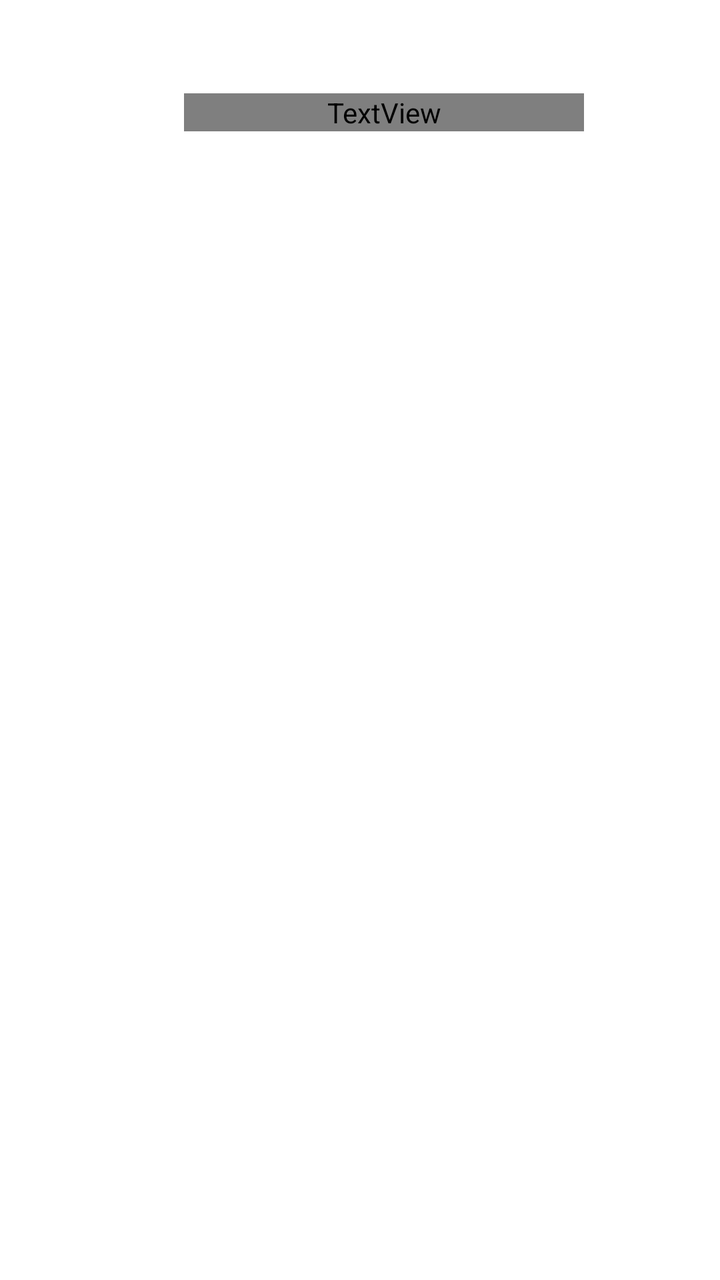
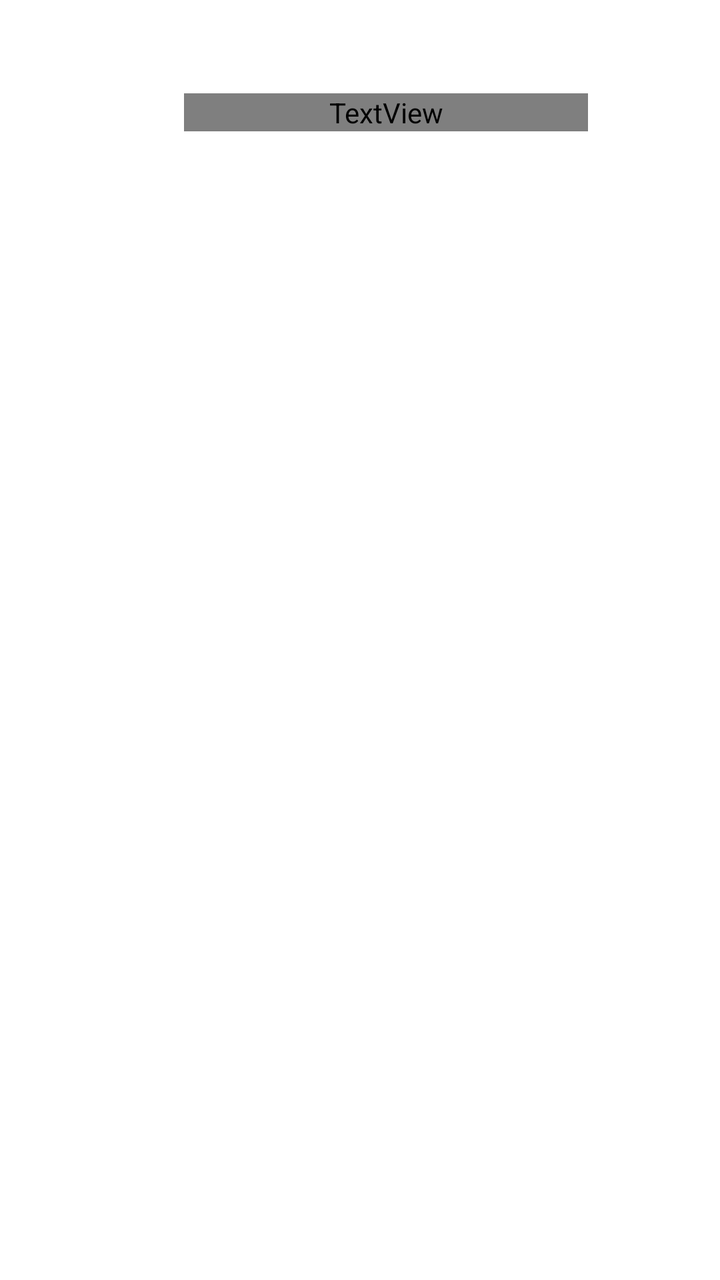

Screens rendered from an Android XML layout before and after an edit, with the pre-edit source and the edit as a unified diff.
<!-- AndroidManifest.xml: application theme AppTheme -->
<!-- res/layout/item.xml -->
<?xml version="1.0" encoding="utf-8"?>
<FrameLayout xmlns:android="http://schemas.android.com/apk/res/android"
    xmlns:app="http://schemas.android.com/apk/res-auto"
    android:layout_width="match_parent"
    android:layout_height="wrap_content"
    android:background="@android:color/transparent"
    android:paddingStart="12dp"
    android:paddingTop="4dp"
    android:paddingEnd="12dp"
    android:paddingBottom="4dp">

    <com.google.android.material.card.MaterialCardView
        android:id="@+id/card_view"
        style="@style/Widget.Material3.CardView.Filled"
        android:layout_width="match_parent"
        android:layout_height="wrap_content"
        android:clickable="true"
        android:focusable="true"
        app:cardBackgroundColor="@color/item_card_background"
        app:cardElevation="0dp"
        app:rippleColor="@color/item_card_ripple">

        <LinearLayout
            android:layout_width="match_parent"
            android:layout_height="wrap_content"
            android:gravity="center_vertical"
            android:orientation="horizontal"
            android:paddingStart="16dp"
            android:paddingTop="16dp"
            android:paddingEnd="16dp"
            android:paddingBottom="16dp">

            <ImageView
                android:id="@+id/service_icon"
                android:contentDescription="@null"
                android:layout_width="48dp"
                android:layout_height="48dp"
                android:layout_gravity="center_vertical"
                android:layout_marginEnd="16dp" />

            <LinearLayout
                android:layout_width="0dp"
                android:layout_height="wrap_content"
                android:layout_gravity="center_vertical"
                android:layout_weight="1"
                android:gravity="center_vertical"
                android:orientation="vertical">

                <TextView
                    android:id="@+id/service_name"
                    android:layout_width="match_parent"
                    android:layout_height="wrap_content"
                    android:ellipsize="end"
                    android:maxLines="1"
                    android:textColor="?attr/colorOnSurface"
                    android:textSize="16sp"
                    android:textStyle="bold" />

                <TextView
                    android:id="@+id/service_desc"
                    android:layout_width="match_parent"
                    android:layout_height="wrap_content"
                    android:layout_marginTop="3dp"
                    android:maxLines="2"
                    android:textColor="?attr/colorOnSurfaceVariant"
                    android:textSize="14sp" />
            </LinearLayout>

            <LinearLayout
                android:layout_width="wrap_content"
                android:layout_height="wrap_content"
                android:layout_gravity="center_vertical"
                android:layout_marginStart="0dp"
                android:gravity="center_vertical"
                android:orientation="horizontal">

                <ImageButton
                    android:id="@+id/lock_button"
                    android:contentDescription="@string/lock_button_desc_unlocked"
                    android:layout_width="32dp"
                    android:layout_height="32dp"
                    android:layout_marginEnd="8dp"
                    android:background="?attr/selectableItemBackgroundBorderless"
                    android:padding="8dp"
                    android:src="@drawable/lock"
                    android:visibility="invisible" />

                <com.google.android.material.materialswitch.MaterialSwitch
                    android:id="@+id/service_switch"
                    android:layout_width="wrap_content"
                    android:layout_height="wrap_content"
                    android:minHeight="48dp"
                    android:minWidth="48dp"
                    android:padding="0dp" />
            </LinearLayout>
        </LinearLayout>
    </com.google.android.material.card.MaterialCardView>
</FrameLayout>
<!-- resources referenced by this layout -->
<resources>
  <!-- drawable lock (drawable) -->
  <vector xmlns:android="http://schemas.android.com/apk/res/android"
      android:width="30dp"
      android:height="30dp"
      android:viewportWidth="24"
      android:viewportHeight="24">
      <path
          android:fillColor="#4759B8"
          android:pathData="M12,17c1.1,0 2,-0.9 2,-2s-0.9,-2 -2,-2 -2,0.9 -2,2 0.9,2 2,2zM18,8h-1L17,6c0,-2.76 -2.24,-5 -5,-5S7,3.24 7,6h1.9c0,-1.71 1.39,-3.1 3.1,-3.1 1.71,0 3.1,1.39 3.1,3.1v2L6,8c-1.1,0 -2,0.9 -2,2v10c0,1.1 0.9,2 2,2h12c1.1,0 2,-0.9 2,-2L20,10c0,-1.1 -0.9,-2 -2,-2zM18,20L6,20L6,10h12v10z" />
  </vector>
  <string name="lock_button_desc_unlocked">未加入保活名单</string>
</resources>

<!-- the commit's change to res/layout/item.xml (unified diff, before → after) -->
@@ -61,7 +61,7 @@
                     android:layout_width="match_parent"
                     android:layout_height="wrap_content"
                     android:layout_marginTop="3dp"
-                    android:maxLines="2"
+                    android:maxLines="1"
                     android:textColor="?attr/colorOnSurfaceVariant"
                     android:textSize="14sp" />
             </LinearLayout>
@@ -77,11 +77,11 @@
                 <ImageButton
                     android:id="@+id/lock_button"
                     android:contentDescription="@string/lock_button_desc_unlocked"
-                    android:layout_width="32dp"
-                    android:layout_height="32dp"
-                    android:layout_marginEnd="8dp"
+                    android:layout_width="28dp"
+                    android:layout_height="28dp"
+                    android:layout_marginEnd="10dp"
                     android:background="?attr/selectableItemBackgroundBorderless"
-                    android:padding="8dp"
+                    android:padding="0dp"
                     android:src="@drawable/lock"
                     android:visibility="invisible" />
 
